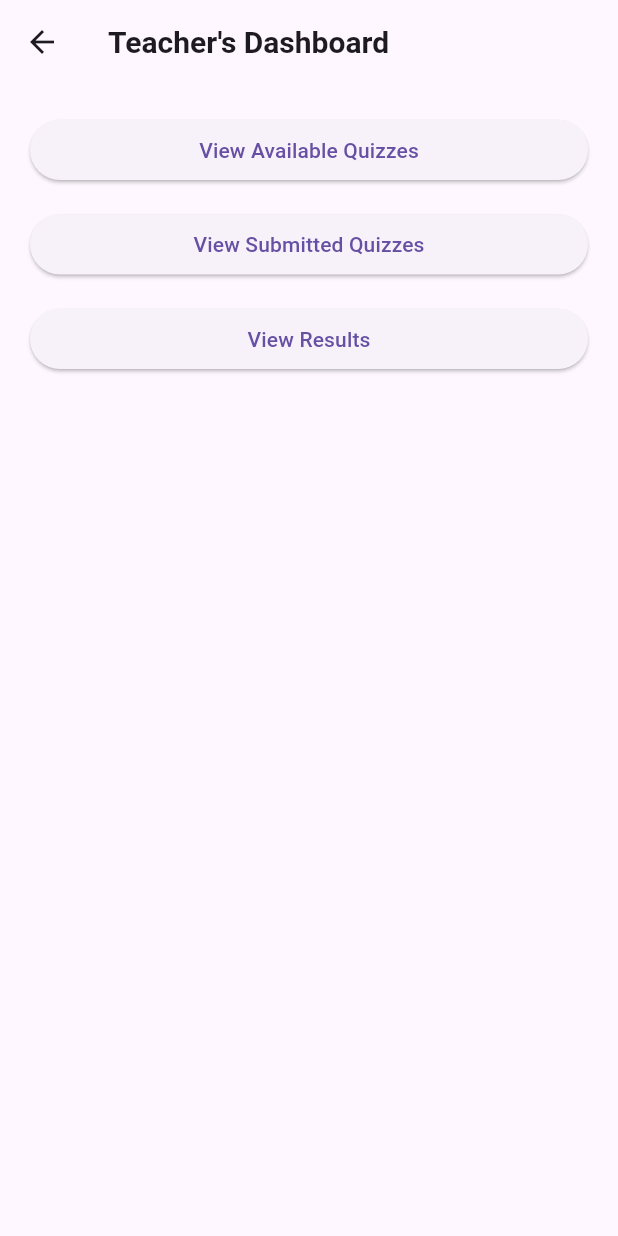
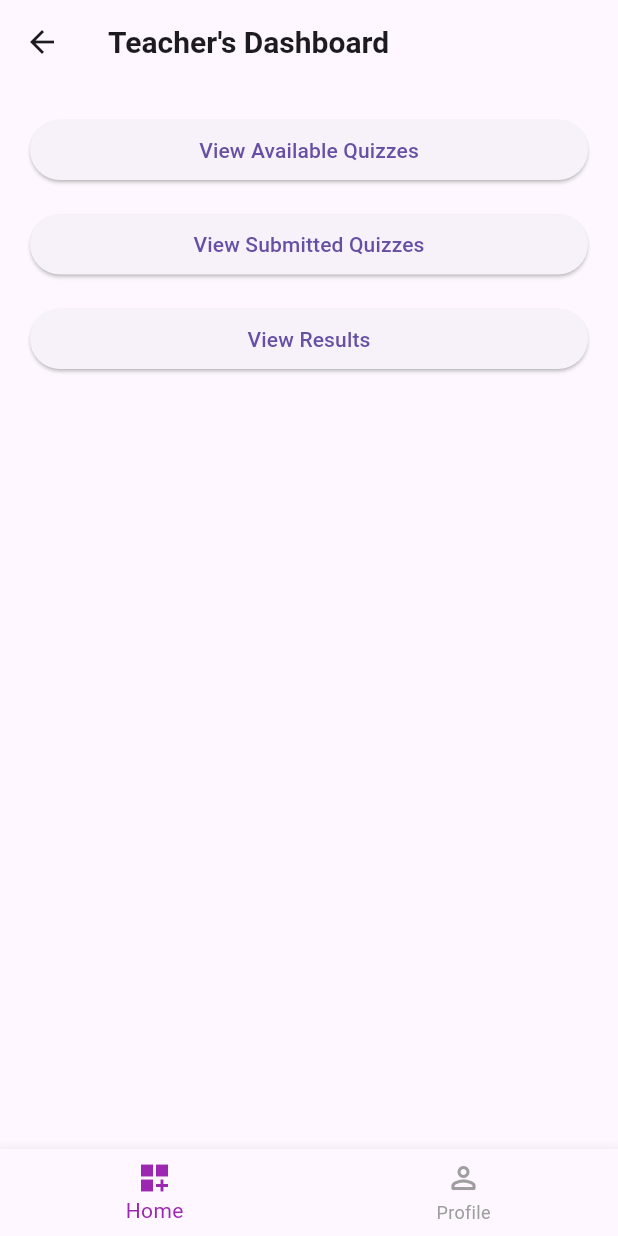
Before and after one commit to 1-ahsan/smart_quiz_app, a Flutter app: the studentLogin screen opened directly, after a tap on "Verify", on a phone screen of 412 x 824 dp. Run offline on Flutter 3.47's test engine with Material 3 defaults, Android fonts, the light colour scheme and no system bars.

Commit message:
Updated student Dashboard

```diff
--- /dev/null
+++ b/lib/screens/studentDashboardpage.dart
@@ -0,0 +1,219 @@
+
+import "package:flutter/material.dart";
+
+Widget Dashboard(){
+  return Scaffold(
+    body: Padding(
+      padding: EdgeInsets.all(10),
+      child: SingleChildScrollView(
+        child: Column(
+          crossAxisAlignment: CrossAxisAlignment.center,
+          children: [
+            Column(
+              children: [
+                Text(
+                  "Welcome Back Ahsan!",
+                  style: TextStyle(
+                    fontSize: 16,
+                    color: Colors.grey.shade700,
+                    fontWeight: FontWeight.w500,
+                  ),
+                ),
+                Text(
+                  "Good Morning",
+                  style: TextStyle(
+                    fontSize: 30,
+                    color: Color(0xFF382F72),
+                    fontWeight: FontWeight.w800,
+                  ),
+                ),
+              ],
+            ),
+            SizedBox(height: 5,),
+
+            n(),
+            b(),
+          ],
+        ),
+      ),
+    ),
+  );
+}
+
+Widget n() {
+  return Column(
+    crossAxisAlignment: CrossAxisAlignment.start,
+    children: [
+      const Text(
+        "Quiz of the week",
+        style: TextStyle(
+          color: Colors.purple,
+          fontSize: 18,
+          fontWeight: FontWeight.bold,
+        ),
+      ),
+      const SizedBox(height: 12),
+      Container(
+        width: double.infinity,
+        padding: const EdgeInsets.all(16.0),
+        decoration: BoxDecoration(
+          color: Colors.white,
+          borderRadius: BorderRadius.circular(15),
+          border: Border.all(
+            color: Colors.grey.shade200,
+            width: 1,
+          ),
+          boxShadow: [
+            BoxShadow(
+              color: Colors.grey.withOpacity(0.1),
+              spreadRadius: 1,
+              blurRadius: 5,
+              offset: const Offset(0, 2),
+            ),
+          ],
+        ),
+        child: Row(
+          mainAxisAlignment: MainAxisAlignment.spaceBetween,
+          children: [
+            Column(
+              crossAxisAlignment: CrossAxisAlignment.start,
+              children: [
+                const Text(
+                  "OOP Programming",
+                  style: TextStyle(
+                    color: Color(0xFF382F72),
+                    fontSize: 22,
+                    fontWeight: FontWeight.bold,
+                  ),
+                ),
+                const SizedBox(height: 4),
+                Text(
+                  "37 students have partispated",
+                  style: TextStyle(
+                    color: Colors.grey.shade600,
+                    fontSize: 14,
+                  ),
+                ),
+                const SizedBox(height: 16),
+                ElevatedButton(
+                  onPressed: () {},
+                  style: ElevatedButton.styleFrom(
+                    backgroundColor: const Color(0xFF9FB0F9),
+                    foregroundColor: Colors.white,
+                    shape: RoundedRectangleBorder(
+                      borderRadius: BorderRadius.circular(10),
+                    ),
+                    padding: const EdgeInsets.symmetric(
+                        horizontal: 30, vertical: 12),
+                  ),
+                  child: const Text(
+                    "Take Quiz!",
+                    style: TextStyle(fontWeight: FontWeight.bold),
+                  ),
+                ),
+              ],
+            ),
+          ],
+        ),
+      ),
+    ],
+  );
+}
+
+Widget b() {
+  return Column(
+    crossAxisAlignment: CrossAxisAlignment.start,
+    children: [
+      const Text(
+        "Categories",
+        style: TextStyle(
+          color: Color(0xFF382F72),
+          fontSize: 18,
+          fontWeight: FontWeight.bold,
+        ),
+      ),
+      const SizedBox(height: 12),
+
+      GridView.count(
+        crossAxisCount: 2,
+        shrinkWrap: true,
+        physics: const NeverScrollableScrollPhysics(),
+        mainAxisSpacing: 15.0,
+        crossAxisSpacing: 15.0,
+        childAspectRatio: 1.0,
+        children: const [
+          CategoryCard(
+            imagePath: 'assets/images/logo.png',
+            label: 'Music',
+          ),
+          CategoryCard(
+            imagePath: 'assets/images/logo.png',
+            label: 'Sports',
+          ),
+          CategoryCard(
+            imagePath: 'assets/images/logo.png',
+            label: 'Design',
+          ),
+          CategoryCard(
+            imagePath: 'assets/images/logo.png',
+            label: 'Animals',
+          ),
+        ],
+      ),
+    ],
+  );
+}
+
+
+class CategoryCard extends StatelessWidget {
+  final String imagePath;
+  final String label;
+
+  const CategoryCard({
+    super.key,
+    required this.imagePath,
+    required this.label,
+  });
+
+  @override
+  Widget build(BuildContext context) {
+    return Container(
+      padding: const EdgeInsets.all(8.0),
+      decoration: BoxDecoration(
+        color: Colors.white,
+        borderRadius: BorderRadius.circular(15),
+        border: Border.all(
+          color: Colors.grey.shade200,
+          width: 1,
+        ),
+        boxShadow: [
+          BoxShadow(
+            color: Colors.grey.withOpacity(0.1),
+            spreadRadius: 1,
+            blurRadius: 5,
+            offset: const Offset(0, 2),
+          ),
+        ],
+      ),
+      child: Column(
+        mainAxisAlignment: MainAxisAlignment.center,
+        children: [
+          Image.asset(
+            imagePath,
+            width: 60,
+            height: 60,
+          ),
+          const SizedBox(height: 10),
+          Text(
+            label,
+            style: const TextStyle(
+              color: Color(0xFF382F72),
+              fontSize: 14,
+              fontWeight: FontWeight.w600,
+            ),
+          ),
+        ],
+      ),
+    );
+  }
+}
--- a/lib/screens/student_dashboard.dart
+++ b/lib/screens/student_dashboard.dart
@@ -1,10 +1,54 @@
 import 'package:flutter/material.dart';
+import 'studentDashboardpage.dart';
+//
 
-class studentDashboard extends StatelessWidget {
-  studentDashboard({super.key});
+class StudentDashboard extends StatefulWidget {
+  StudentDashboard({super.key});
+
+  @override
+  State<StudentDashboard> createState() => _StudentDashboardState();
+}
+
+
+
+class _StudentDashboardState extends State<StudentDashboard> {
+
+  int _index=0;
+
+  final List<Widget> _pages = [
+    Padding(
+      padding: const EdgeInsets.all(20),
+      child: Column(
+        crossAxisAlignment: CrossAxisAlignment.stretch,
+        children: [
+          ElevatedButton(
+            onPressed: () {},
+            child: const Text('View Available Quizzes'),
+          ),
+          const SizedBox(height: 15),
+          ElevatedButton(
+            onPressed: () {},
+            child: const Text('View Submitted Quizzes'),
+          ),
+          const SizedBox(height: 15),
+          ElevatedButton(
+            onPressed: () {},
+            child: const Text('View Results'),
+          ),
+        ],
+      ),
+    ),
+
+    Dashboard(),
+
+  ];
+
 
   @override
   Widget build(BuildContext context){
+
+
+
     return Scaffold(
       appBar: AppBar(
         leading: IconButton(
@@ -21,28 +65,84 @@ class studentDashboard extends StatelessWidget {
           ),
         ),
       ),
-      body: Padding(
-        padding: const EdgeInsets.all(20),
-        child: Column(
-          crossAxisAlignment: CrossAxisAlignment.stretch,
-          children: [
-            ElevatedButton(
-              onPressed: () {},
-              child: const Text('View Available Quizzes'),
-            ),
-            const SizedBox(height: 15),
-            ElevatedButton(
-              onPressed: () {},
-              child: const Text('View Submitted Quizzes'),
-            ),
-            const SizedBox(height: 15),
-            ElevatedButton(
-              onPressed: () {},
-              child: const Text('View Results'),
-            ),
-          ],
-        ),
+      body: _pages[_index],
+      bottomNavigationBar: BottomNavigationBar(
+        selectedItemColor: Colors.purple,
+        unselectedItemColor: Colors.grey,
+        onTap: (i) {
+          setState(() {
+            _index = i;
+          });
+        },
+        items: [
+          BottomNavigationBarItem(icon: Icon(
+              Icons.dashboard_customize),
+            label: "Home",
+          ),
+          BottomNavigationBarItem(
+            icon: Icon(Icons.perm_identity_rounded),
+            label: "Profile",
+          )
+        ],
       ),
     );
   }
+
 }
+
+// class studentDashboard extends StatelessWidget {
+//   studentDashboard({super.key});
+//
+//   @override
+//   Widget build(BuildContext context){
+//     return Scaffold(
+//       appBar: AppBar(
+//         leading: IconButton(
+//             onPressed: (){
+//               Navigator.pop(context);
+//             },
+//             icon: Icon(Icons.arrow_back)
+//         ),
+//         title: Text(
+//           "Teacher's Dashboard",
+//           style: TextStyle(
+//             fontSize: 20,
+//             fontWeight: FontWeight.bold,
+//           ),
+//         ),
+//       ),
+//       body: Padding(
+//         padding: const EdgeInsets.all(20),
+//         child: Column(
+//           crossAxisAlignment: CrossAxisAlignment.stretch,
+//           children: [
+//             ElevatedButton(
+//               onPressed: () {},
+//               child: const Text('View Available Quizzes'),
+//             ),
+//             const SizedBox(height: 15),
+//             ElevatedButton(
+//               onPressed: () {},
+//               child: const Text('View Submitted Quizzes'),
+//             ),
+//             const SizedBox(height: 15),
+//             ElevatedButton(
+//               onPressed: () {},
+//               child: const Text('View Results'),
+//             ),
+//           ],
+//         ),
+//       ),
+//       bottomNavigationBar: BottomNavigationBar(
+//         selectedItemColor: Colors.purple,
+//         unselectedItemColor: Colors.grey,
+//         items: [
+//           BottomNavigationBarItem(icon: Icon(
+//               Icons.dashboard_customize),
+//             label: "Home",
+//           )
+//         ],
+//       ),
+//     );
+//   }
+// }
--- a/lib/screens/student_login.dart
+++ b/lib/screens/student_login.dart
@@ -116,7 +116,7 @@ class _studentLoginState extends State<studentLogin> {
                                     foregroundColor: Colors.white,
                                   ),
                                   onPressed: (){
-                                    Navigator.push(context, MaterialPageRoute(builder: (context) => studentDashboard()));
+                                    Navigator.push(context, MaterialPageRoute(builder: (context) => StudentDashboard()));
                                   },
                                   child: Text('Verify')
                               )
```
Also changed, not shown: lib/main.dart (line endings or trailing spaces).
